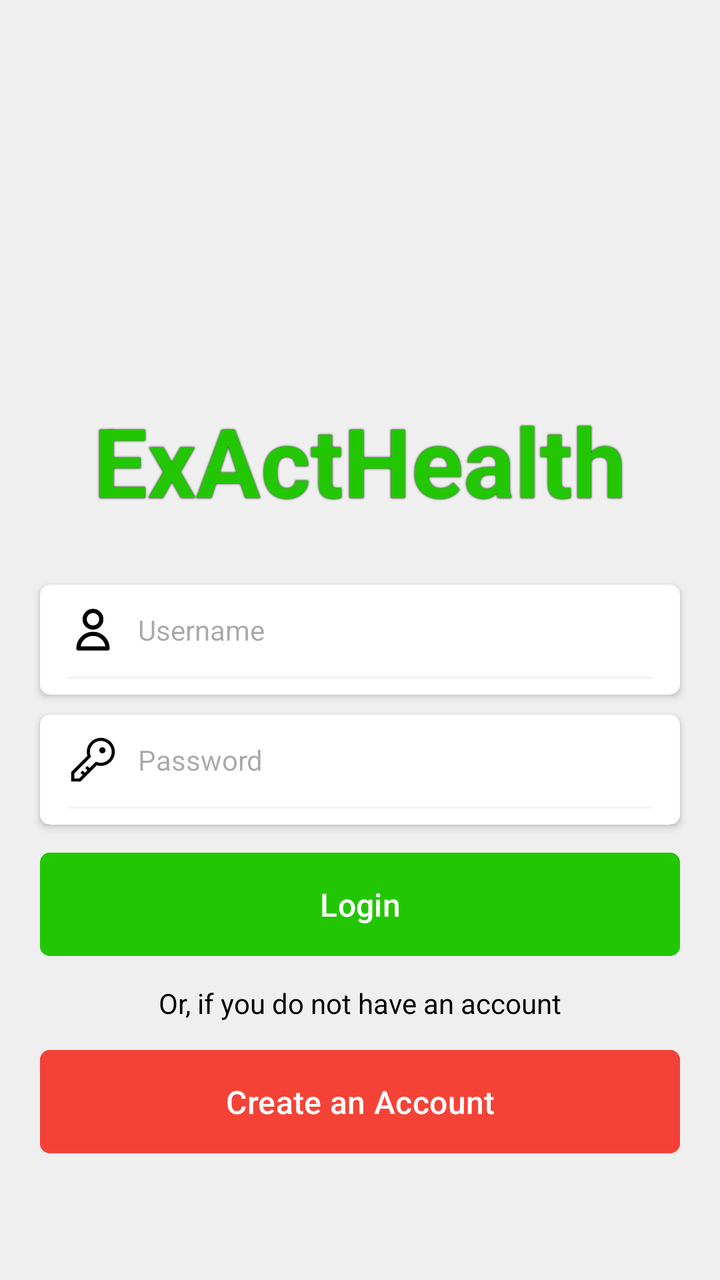
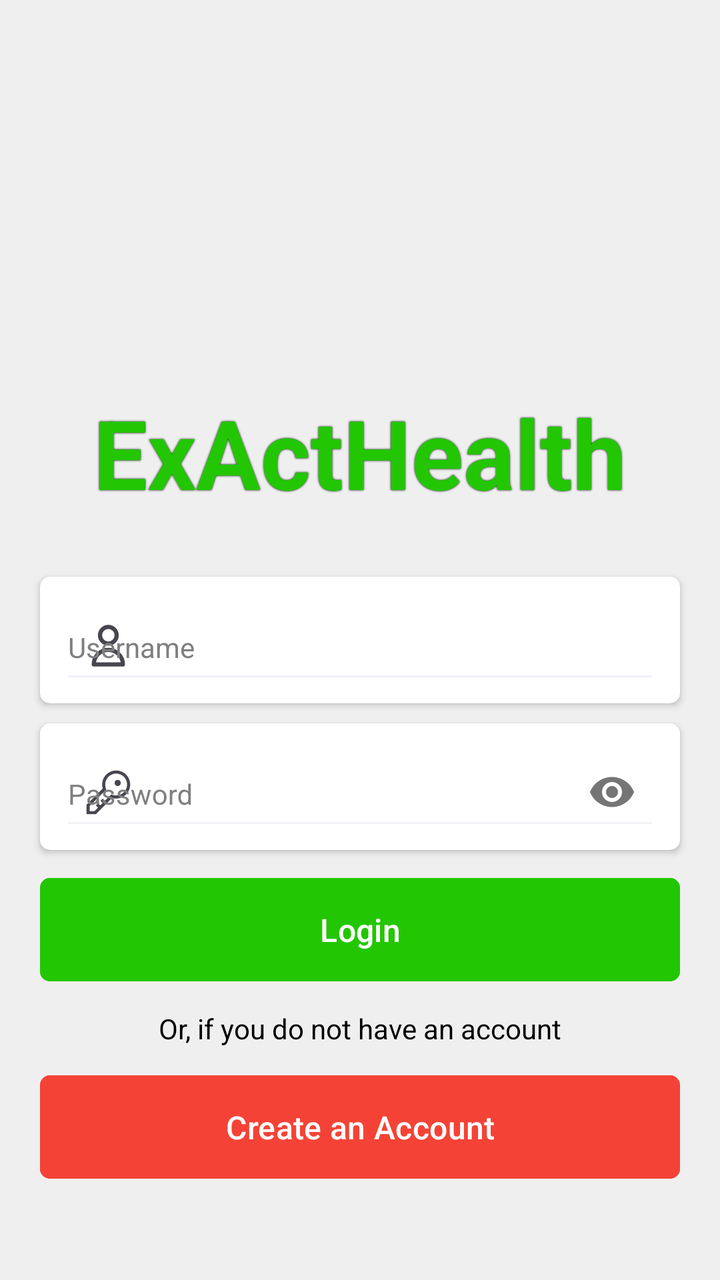

Two renders of the same Android screen: before a commit and after it. Below are the layout's source before the change and the commit's diff.
<!-- AndroidManifest.xml: application theme Theme.ExActHealth -->
<!-- res/layout/activity_login.xml -->
<?xml version="1.0" encoding="utf-8"?>
<RelativeLayout xmlns:android="http://schemas.android.com/apk/res/android"
    xmlns:app="http://schemas.android.com/apk/res-auto"
    xmlns:tools="http://schemas.android.com/tools"
    android:id="@+id/main"
    android:layout_width="match_parent"
    android:layout_height="match_parent"
    android:background="@color/mid_gray"
    tools:context=".activities.LoginActivity">

    <TextView
        android:id="@+id/login_app_name"
        android:layout_width="wrap_content"
        android:layout_height="wrap_content"
        android:layout_centerHorizontal="true"
        android:layout_marginBottom="20dp"
        android:layout_above="@+id/login_username_card_view"
        android:text="@string/app_name"
        android:textColor="@color/green"
        android:textStyle="bold"
        android:textSize="48sp"
        android:shadowColor="@color/black"
        android:shadowDx="0"
        android:shadowDy="0"
        android:shadowRadius="2">
    </TextView>

    <androidx.cardview.widget.CardView
        android:id="@+id/login_username_card_view"
        android:layout_width="match_parent"
        android:layout_height="wrap_content"
        android:layout_centerInParent="true"
        android:layout_marginTop="10dp"
        android:layout_marginStart="20dp"
        android:layout_marginEnd="20dp"

        app:contentPaddingLeft="10dp"
        app:contentPaddingRight="10dp"
        app:cardCornerRadius="5dp">

        <RelativeLayout
            android:id="@+id/login_username_layout"
            android:layout_width="match_parent"
            android:layout_height="match_parent">

            <EditText
                android:id="@+id/login_username"
                android:theme="@style/DialogTheme"
                android:layout_width="match_parent"
                android:layout_height="wrap_content"
                android:paddingBottom="20dp"
                android:gravity="center_vertical"
                android:hint="Username"
                android:drawableLeft="@drawable/ic_username"
                android:drawablePadding="10dp"
                android:textSize="14sp"
                android:backgroundTint="@color/light_gray"
                android:inputType="textPersonName"
                android:autofillHints="name">
            </EditText>

        </RelativeLayout>

    </androidx.cardview.widget.CardView>

    <androidx.cardview.widget.CardView
        android:id="@+id/login_password_card_view"
        android:layout_width="match_parent"
        android:layout_height="wrap_content"
        android:layout_below="@+id/login_username_card_view"
        android:layout_marginTop="10dp"
        android:layout_marginStart="20dp"
        android:layout_marginEnd="20dp"

        app:contentPaddingLeft="10dp"
        app:contentPaddingRight="10dp"
        app:cardCornerRadius="5dp">

        <RelativeLayout
            android:id="@+id/login_password_layout"
            android:layout_width="match_parent"
            android:layout_height="match_parent">

            <EditText
                android:id="@+id/login_password"
                android:theme="@style/DialogTheme"
                android:layout_width="match_parent"
                android:layout_height="wrap_content"
                android:paddingBottom="20dp"
                android:gravity="center_vertical"
                android:hint="Password"
                android:drawableLeft="@drawable/ic_password"
                android:drawablePadding="10dp"
                android:textSize="14sp"
                android:backgroundTint="@color/light_gray"
                android:inputType="textPassword"
                android:autofillHints="name">
            </EditText>

        </RelativeLayout>

    </androidx.cardview.widget.CardView>

    <TextView
        android:id="@+id/login_error_message"
        android:layout_width="wrap_content"
        android:layout_height="wrap_content"
        android:layout_centerHorizontal="true"
        android:textColor="@color/red"
        android:layout_marginTop="10dp"
        android:layout_marginStart="20dp"
        android:layout_marginEnd="20dp"
        android:gravity="center"
        android:textSize="16sp"
        android:textStyle="bold"
        android:layout_below="@+id/login_password_card_view"
        android:visibility="gone"
        android:text="">
    </TextView>

    <Button
        android:id="@+id/login_button"
        android:layout_width="match_parent"
        android:layout_height="wrap_content"
        android:layout_below="@+id/login_error_message"
        android:gravity="center"
        android:layout_marginTop="10dp"
        android:layout_marginStart="20dp"
        android:layout_marginEnd="20dp"
        android:layout_marginBottom="5dp"
        android:paddingTop="15dp"
        android:paddingBottom="15dp"
        android:backgroundTint="@color/green"
        android:text="Login"
        android:textColor="@color/white"
        android:textSize="16sp"
        android:textStyle="normal"
        app:cornerRadius="5dp">
    </Button>

    <TextView
        android:id="@+id/login_information"
        android:layout_width="wrap_content"
        android:layout_height="wrap_content"
        android:layout_centerHorizontal="true"
        android:textColor="@color/black"
        android:layout_marginTop="5dp"
        android:layout_marginBottom="5dp"
        android:layout_below="@+id/login_button"
        android:text="Or, if you do not have an account">
    </TextView>

    <Button
        android:id="@+id/signup_button"
        android:layout_width="match_parent"
        android:layout_height="wrap_content"
        android:layout_below="@+id/login_information"
        android:gravity="center"
        android:layout_marginTop="5dp"
        android:layout_marginStart="20dp"
        android:layout_marginEnd="20dp"
        android:paddingTop="15dp"
        android:paddingBottom="15dp"
        android:backgroundTint="@color/red"
        android:text="Create an Account"
        android:textColor="@color/white"
        android:textSize="16sp"
        android:textStyle="normal"
        app:cornerRadius="5dp">
    </Button>

</RelativeLayout>
<!-- resources referenced by this layout -->
<resources>
  <color name="black">#FF000000</color>
  <color name="green">#23C603</color>
  <color name="light_gray">#F2F2F7</color>
  <color name="mid_gray">#EFEFF0</color>
  <color name="red">#F44336</color>
  <color name="white">#FFFFFFFF</color>
  <!-- drawable ic_password (drawable) -->
  <vector xmlns:android="http://schemas.android.com/apk/res/android" android:height="25dp" android:viewportHeight="32"
      android:viewportWidth="32" android:width="25dp">
        
      <path android:fillColor="#000000" android:pathData="M21,2a8.998,8.998 0,0 0,-8.612 11.612L2,24v6L8,30L18.388,19.612A9,9 0,1 0,21 2ZM21,18a7.012,7.012 0,0 1,-2.032 -0.302L17.821,17.35l-0.847,0.847 -3.181,3.181L12.414,20 11,21.414l1.379,1.379 -1.586,1.586L9.414,23 8,24.414l1.379,1.379L7.172,28L4,28L4,24.828l9.802,-9.802 0.847,-0.847 -0.347,-1.147A7,7 0,1 1,21 18Z"/>
        
      <path android:fillColor="#000000" android:pathData="M22,10m-2,0a2,2 0,1 1,4 0a2,2 0,1 1,-4 0"/>
      
  </vector>
  <!-- drawable ic_username (drawable) -->
  <vector xmlns:android="http://schemas.android.com/apk/res/android" android:height="25dp" android:viewportHeight="24"
      android:viewportWidth="24" android:width="25dp">
        
      <path android:fillColor="#00000000" android:pathData="M16,7C16,9.209 14.209,11 12,11C9.791,11 8,9.209 8,7C8,4.791 9.791,3 12,3C14.209,3 16,4.791 16,7Z" android:strokeColor="#000000" android:strokeLineCap="round" android:strokeLineJoin="round" android:strokeWidth="2"/>
        
      <path android:fillColor="#00000000" android:pathData="M12,14C8.134,14 5,17.134 5,21H19C19,17.134 15.866,14 12,14Z" android:strokeColor="#000000" android:strokeLineCap="round" android:strokeLineJoin="round" android:strokeWidth="2"/>
      
  </vector>
  <string name="app_name">ExActHealth</string>
  <style name="DialogTheme" parent="Theme.Material3.Light.Dialog">
          <item name="colorAccent">@color/red</item>
          <item name="colorOnPrimary">@color/red</item>
          <item name="colorControlActivated">@color/red</item>
      </style>
  <style name="Theme.ExActHealth" parent="Base.Theme.ExActHealth" />
  <style name="Base.Theme.ExActHealth" parent="Theme.Material3.Light.NoActionBar">
          
          <item name="colorPrimary">@color/red</item>
          <item name="android:itemBackground">@color/white</item>
      </style>
</resources>

<!-- the commit's change to res/layout/activity_login.xml (unified diff, before → after) -->
@@ -43,21 +43,28 @@
             android:layout_width="match_parent"
             android:layout_height="match_parent">
 
-            <EditText
-                android:id="@+id/login_username"
+            <com.google.android.material.textfield.TextInputLayout
                 android:theme="@style/DialogTheme"
                 android:layout_width="match_parent"
                 android:layout_height="wrap_content"
-                android:paddingBottom="20dp"
+                android:hint="Username"
+                android:paddingTop="5dp"
+                android:paddingBottom="5dp"
+                android:textColorHint="@color/gray"
                 android:gravity="center_vertical"
-                android:hint="Username"
-                android:drawableLeft="@drawable/ic_username"
-                android:drawablePadding="10dp"
-                android:textSize="14sp"
-                android:backgroundTint="@color/light_gray"
-                android:inputType="textPersonName"
-                android:autofillHints="name">
-            </EditText>
+                android:autofillHints="name"
+                app:hintTextColor="@color/gray"
+                app:startIconDrawable="@drawable/ic_username">
+
+                <com.google.android.material.textfield.TextInputEditText
+                    android:id="@+id/login_username"
+                    android:layout_width="match_parent"
+                    android:layout_height="match_parent"
+                    android:backgroundTint="@color/light_gray"
+                    android:textSize="14sp"
+                    android:inputType="textPersonName" />
+
+            </com.google.android.material.textfield.TextInputLayout>
 
         </RelativeLayout>
 
@@ -81,21 +88,29 @@
             android:layout_width="match_parent"
             android:layout_height="match_parent">
 
-            <EditText
-                android:id="@+id/login_password"
+            <com.google.android.material.textfield.TextInputLayout
                 android:theme="@style/DialogTheme"
                 android:layout_width="match_parent"
                 android:layout_height="wrap_content"
-                android:paddingBottom="20dp"
+                android:paddingTop="5dp"
+                android:paddingBottom="5dp"
+                android:hint="Password"
+                android:textColorHint="@color/gray"
                 android:gravity="center_vertical"
-                android:hint="Password"
-                android:drawableLeft="@drawable/ic_password"
-                android:drawablePadding="10dp"
-                android:textSize="14sp"
-                android:backgroundTint="@color/light_gray"
-                android:inputType="textPassword"
-                android:autofillHints="name">
-            </EditText>
+                android:autofillHints="name"
+                app:passwordToggleEnabled="true"
+                app:hintTextColor="@color/gray"
+                app:startIconDrawable="@drawable/ic_password">
+
+                <com.google.android.material.textfield.TextInputEditText
+                    android:id="@+id/login_password"
+                    android:layout_width="match_parent"
+                    android:layout_height="match_parent"
+                    android:backgroundTint="@color/light_gray"
+                    android:textSize="14sp"
+                    android:inputType="textPassword" />
+
+            </com.google.android.material.textfield.TextInputLayout>
 
         </RelativeLayout>
 
<!-- resource entries referenced after the edit -->
@@ -1,6 +1,7 @@
 <!-- resources referenced by this layout -->
 <resources>
   <color name="black">#FF000000</color>
+  <color name="gray">#7F7F7F</color>
   <color name="green">#23C603</color>
   <color name="light_gray">#F2F2F7</color>
   <color name="mid_gray">#EFEFF0</color>
